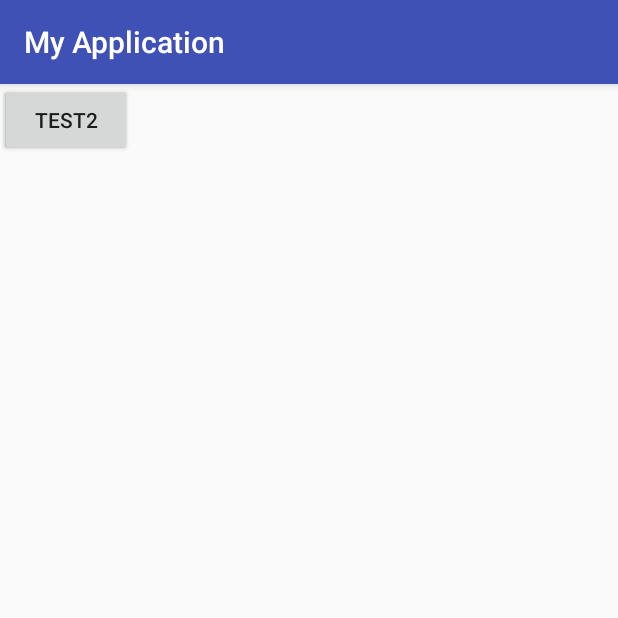
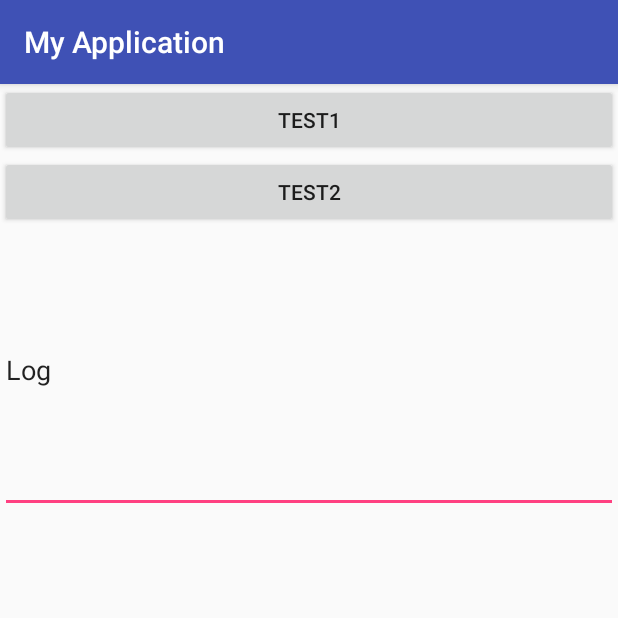
Before and after one commit to yangyongzhen/Easy8583Ans, an Android app: the screen it shows after launch (MainActivity), after a tap on "TEST1", on a phone screen of 412 x 824 dp, the top half of it. Run offline under Robolectric (Android 15) with nearby library versions, the phone set to English and light mode, and no system bars; pictures from the network do not load.

Commit message:
完善了签到报文的demo，使用retrofit测试签到收发解析ok

```diff
--- a/app/src/main/java/com/example/yang/myapplication/ApiManager.java
+++ b/app/src/main/java/com/example/yang/myapplication/ApiManager.java
@@ -21,5 +21,5 @@ public interface ApiManager {
     @Headers({"User-Agent: Donjin Http 0.1","Cache-Control: no-cache","Content-Type: x-ISO-TPDU/x-auth","Accept-Encoding: *"})//需要添加头
    // @Multipart
     @POST("/")
-    Call<LoginResult> postData(@Body  RequestBody bodyhex);
+    Call<byte[]> postData(@Body  RequestBody bodyhex);
 }
--- a/app/src/main/java/com/example/yang/myapplication/MainActivity.java
+++ b/app/src/main/java/com/example/yang/myapplication/MainActivity.java
@@ -13,6 +13,8 @@ import retrofit2.Callback;
 import retrofit2.Response;
 import retrofit2.Retrofit;
 import retrofit2.converter.gson.GsonConverterFactory;
+
+import static java.lang.System.arraycopy;
 
 public class MainActivity extends AppCompatActivity {
 
@@ -93,17 +95,33 @@ public class MainActivity extends AppCompatActivity {
         Retrofit retrofit = new Retrofit.Builder().client(client).baseUrl(url)
                 .addConverterFactory(MyConverterFactory.create()).build();
         ApiManager apiService = retrofit.create(ApiManager.class);
-        String qdstr ="0057600087000061310031110808000020000000C0001650001536313030303030313839383633303134313131313038350011000000000030002553657175656E6365204E6F31323330363036313030303030310003303031";
+        //String qdstr ="0057600087000061310031110808000020000000C0001650001536313030303030313839383633303134313131313038350011000000000030002553657175656E6365204E6F31323330363036313030303030310003303031";
+        final My8583Ans myans = new My8583Ans();
+        //签到组包
+        myans.frame8583QD(myans.fieldsSend,myans.pack);
+        byte[] send = new byte[myans.pack.txLen];
+        arraycopy(myans.pack.txBuffer,0,send,0,myans.pack.txLen);
+        String qdstr = My8583Ans.bytesToHexString(send);
         DataBean data = new DataBean(qdstr);
-        Call<LoginResult> call = apiService.postData(data.bodyhex);
-        call.enqueue(new Callback<LoginResult>() {
+        Call<byte[]> call = apiService.postData(data.bodyhex);
+        call.enqueue(new Callback<byte[]>() {
             @Override
-            public void onResponse(Call<LoginResult> call, Response<LoginResult> response) {
+            public void onResponse(Call<byte[]> call, Response<byte[]> response) {
                 if (response.isSuccessful()) {
                     // do SomeThing
                     Log.d("AA","成功");
-
                     Log.d("AA",response.raw().toString());
+                    String strrecv = MyUtil.bytesToHexString(response.body());
+                    Log.d("respondAA:",strrecv);
+                    //解析
+                    System.out.println("开始解析...");
+                    byte[] recv = My8583Ans.hexStringToBytes(strrecv);
+                    int ret = myans.ans8583QD(recv,recv.length);
+                    if(ret == 0){
+                        //打印出解析成功的各个域
+                        System.out.println("签到成功!");
+                        System.out.println(myans.getFields(myans.fieldsRecv));
+                    }
                         //byte[] arr = response.raw().toString();
                         //arr[0] = 0;
                     //response.body().show();
@@ -116,7 +134,7 @@ public class MainActivity extends AppCompatActivity {
             }
 
             @Override
-            public void onFailure(Call<LoginResult> call, Throwable t) {
+            public void onFailure(Call<byte[]> call, Throwable t) {
 
                 // do onFailure代码
                 Log.d("AA","失败", t);
--- a/app/src/main/java/com/example/yang/myapplication/My8583Ans.java
+++ b/app/src/main/java/com/example/yang/myapplication/My8583Ans.java
@@ -22,8 +22,8 @@ public class My8583Ans extends Easy8583Ans {
 
     //需要外部设置的参数有：商户号，终端号，主秘钥，TPDU(以下的为默认值，并提供set和get方法)
     //需要持久化存储这些参数，每次使用时加载
-    private static String manNum  = "001430170119999"; //商户号
-    private static String posNum  = "99999906"; //终端号
+    private static String manNum  = "898411341310014"; //商户号
+    private static String posNum  = "73782214"; //终端号
     private static String mainKey = "258FB0Ab70D025CDB99DF2C4D302D646"; //主秘钥
     private static String TPDU    = "6005010000";
     private static long   posSn = 1; //终端交易流水
--- a/app/src/main/res/layout/activity_main.xml
+++ b/app/src/main/res/layout/activity_main.xml
@@ -1,25 +1,31 @@
 <?xml version="1.0" encoding="utf-8"?>
-<android.support.constraint.ConstraintLayout xmlns:android="http://schemas.android.com/apk/res/android"
-    xmlns:app="http://schemas.android.com/apk/res-auto"
+<LinearLayout xmlns:android="http://schemas.android.com/apk/res/android"
     xmlns:tools="http://schemas.android.com/tools"
     android:layout_width="match_parent"
     android:layout_height="match_parent"
-    tools:context=".MainActivity">
+    tools:context=".MainActivity"
+    android:orientation="vertical"
+    >
 
     <Button
         android:id="@+id/button1"
-        android:layout_width="wrap_content"
+        android:layout_width="fill_parent"
         android:layout_height="wrap_content"
         android:text="Test1"
-        tools:layout_editor_absoluteX="16dp"
-        tools:layout_editor_absoluteY="34dp" />
+         />
 
     <Button
         android:id="@+id/button2"
-        android:layout_width="wrap_content"
+        android:layout_width="fill_parent"
         android:layout_height="wrap_content"
         android:text="Test2"
-        tools:layout_editor_absoluteX="148dp"
-        tools:layout_editor_absoluteY="34dp" />
+         />
+    <EditText
+        android:id="@+id/editText"
+        android:layout_width="match_parent"
+        android:layout_height="190dp"
+        android:ems="10"
+        android:inputType="textPersonName"
+        android:text="Log" />
 
-</android.support.constraint.ConstraintLayout>
+</LinearLayout>
```
Also changed, not shown: app/src/main/java/com/example/yang/myapplication/MyResponseBodyConverter.java (+2 -16 lines).
